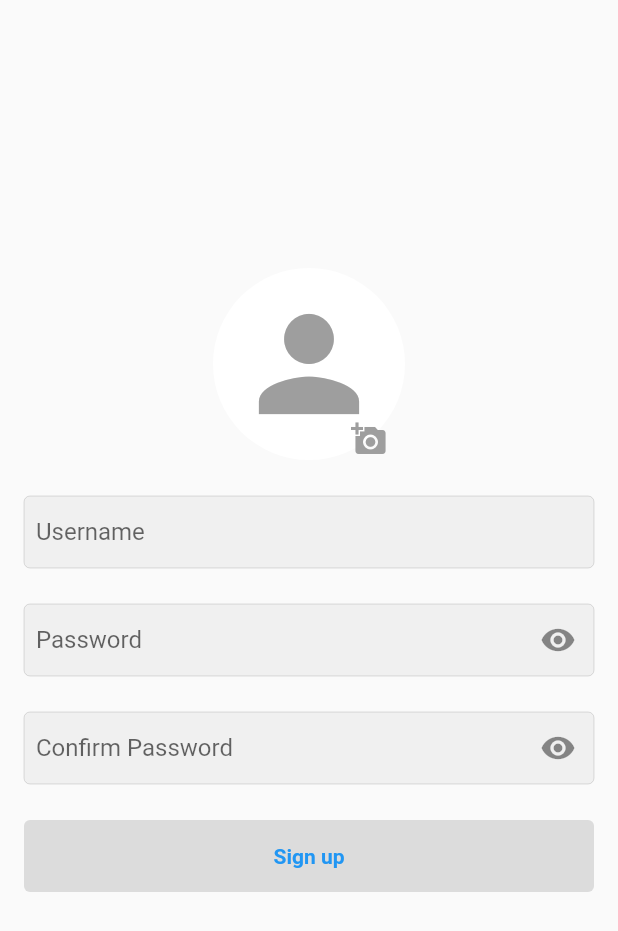
After one commit to huystudyit13/Instagram_clone, a Flutter app: the SignUpForm screen opened directly, after a tap on the "add a photo" icon, on a phone screen of 412 x 824 dp. The commit adds this screen. Shown: the top 931 px of the screen. Run offline on Flutter 3.47's test engine with Material 2 defaults, Android fonts, the phone set to English and light mode, and no system bars; our stand-ins replace flutter_svg, image_picker, intl_phone_number_input, shared_preferences; accounts and stored records are empty; generated files the repository leaves out were written again.

Commit message:
Add sign up form screen

```diff
--- a/Instagram_clone/lib/l10n/app_en.arb
+++ b/Instagram_clone/lib/l10n/app_en.arb
@@ -18,5 +18,8 @@
   "phone": "PHONE",
   "email": "EMAIL",
   "next": "NEXT",
-  "sign_up_info": "You may receive SMS notifications from us for security and login purposes."
+  "sign_up_info": "You may receive SMS notifications from us for security and login purposes.",
+  "username": "Username",
+  "pass_cf": "Confirm Password",
+  "sign_up_btn": "Sign up"
 }
--- a/Instagram_clone/lib/l10n/app_vi.arb
+++ b/Instagram_clone/lib/l10n/app_vi.arb
@@ -18,5 +18,8 @@
   "phone": "SỐ ĐIỆN THOẠI",
   "email": "EMAIL",
   "next": "Tiếp",
-  "sign_up_info": "Chúng tôi có thể gửi thông báo cho bạn qua SMS vì mục đích bảo mật và đăng nhập."
+  "sign_up_info": "Chúng tôi có thể gửi thông báo cho bạn qua SMS vì mục đích bảo mật và đăng nhập.",
+  "username": "Tên người sử dụng",
+  "pass_cf": "Xác nhận mật khẩu",
+  "sign_up_btn": "Đăng ký tài khoản"
 }
--- a/Instagram_clone/lib/main.dart
+++ b/Instagram_clone/lib/main.dart
@@ -3,6 +3,7 @@ import 'package:flutter/material.dart';
 import 'package:flutter_gen/gen_l10n/app_localizations.dart';
 import 'package:instagram_clone/language_controller.dart';
 import 'package:instagram_clone/screen/login.dart';
+import 'package:instagram_clone/screen/sign_up_form.dart';
 import 'package:instagram_clone/screen/sign_up_methods.dart';
 import 'package:instagram_clone/screen/sign_up_options.dart';
 import 'package:instagram_clone/screen/starting_up.dart';
--- /dev/null
+++ b/Instagram_clone/lib/screen/sign_up_form.dart
@@ -0,0 +1,217 @@
+import 'dart:typed_data';
+
+import 'package:flutter/material.dart';
+import 'package:image_picker/image_picker.dart';
+
+import '../language_controller.dart';
+import '../utils.dart';
+
+class SignUpForm extends StatefulWidget {
+  @override
+  _SignUpFormState createState() => _SignUpFormState();
+}
+
+class _SignUpFormState extends State<SignUpForm> {
+  final _usernameController = TextEditingController();
+  final _passwordController = TextEditingController();
+  final _passwordCfController = TextEditingController();
+  Uint8List? _image;
+  bool _isObscure = true;
+  bool _isObscureCF = true;
+  bool user_check = false;
+  bool pass_check = false;
+  bool passCF_check = false;
+
+  @override
+  void dispose() {
+    super.dispose();
+    _passwordController.dispose();
+    _usernameController.dispose();
+    _passwordCfController.dispose();
+  }
+
+  @override
+  void initState() {
+    // TODO: implement initState
+    super.initState();
+    _usernameController.addListener(() {
+      setState(() {
+        user_check = _usernameController.text.isNotEmpty;
+      });
+    });
+    _passwordController.addListener(() {
+      setState(() {
+        pass_check = _passwordController.text.isNotEmpty;
+      });
+    });
+    _passwordCfController.addListener(() {
+      setState(() {
+        passCF_check = _passwordCfController.text.isNotEmpty;
+      });
+    });
+  }
+
+  selectImage() async {
+    Uint8List im = await pickImage(ImageSource.gallery);
+    // set state because we need to display the image we selected on the circle avatar
+    setState(() {
+      _image = im;
+    });
+  }
+
+  @override
+  Widget build(BuildContext context) {
+    return Scaffold(
+      resizeToAvoidBottomInset: false,
+      body: SafeArea(
+        child: Container(
+          padding: const EdgeInsets.symmetric(horizontal: 16),
+          width: double.infinity,
+          child: Column(
+            crossAxisAlignment: CrossAxisAlignment.center,
+            children: [
+              Flexible(
+                child: Container(),
+                flex: 1,
+              ),
+              const SizedBox(
+                height: 64,
+              ),
+              Stack(
+                children: [
+                  _image != null
+                      ? CircleAvatar(
+                          radius: 64,
+                          backgroundImage: MemoryImage(_image!),
+                          backgroundColor: Colors.white,
+                        )
+                      : const CircleAvatar(
+                          radius: 64,
+                          child: Icon(
+                            Icons.person,
+                            size: 100,
+                            color: Colors.grey,
+                          ),
+                          backgroundColor: Colors.white,
+                        ),
+                  Positioned(
+                    bottom: -10,
+                    left: 80,
+                    child: IconButton(
+                      onPressed: selectImage,
+                      icon: const Icon(
+                        Icons.add_a_photo,
+                        color: Colors.grey,
+                      ),
+                    ),
+                  )
+                ],
+              ),
+              const SizedBox(
+                height: 24,
+              ),
+              TextField(
+                controller: _usernameController,
+                decoration: InputDecoration(
+                  hintText: translation(context).username,
+                  border: OutlineInputBorder(
+                    borderSide: Divider.createBorderSide(context),
+                  ),
+                  focusedBorder: OutlineInputBorder(
+                    borderSide: Divider.createBorderSide(context),
+                  ),
+                  enabledBorder: OutlineInputBorder(
+                    borderSide: Divider.createBorderSide(context),
+                  ),
+                  filled: true,
+                  contentPadding: const EdgeInsets.all(8),
+                ),
+              ),
+              const SizedBox(
+                height: 24,
+              ),
+              TextField(
+                obscureText: _isObscure,
+                controller: _passwordController,
+                decoration: InputDecoration(
+                  hintText: translation(context).pass_input_field,
+                  border: OutlineInputBorder(
+                    borderSide: Divider.createBorderSide(context),
+                  ),
+                  focusedBorder: OutlineInputBorder(
+                    borderSide: Divider.createBorderSide(context),
+                  ),
+                  enabledBorder: OutlineInputBorder(
+                    borderSide: Divider.createBorderSide(context),
+                  ),
+                  filled: true,
+                  suffixIcon: IconButton(
+                      icon: Icon(
+                          _isObscure ? Icons.visibility : Icons.visibility_off),
+                      onPressed: () {
+                        setState(() {
+                          _isObscure = !_isObscure;
+                        });
+                      }),
+                  contentPadding: const EdgeInsets.all(8),
+                ),
+              ),
+              const SizedBox(
+                height: 24,
+              ),
+              TextField(
+                obscureText: _isObscureCF,
+                controller: _passwordCfController,
+                decoration: InputDecoration(
+                  hintText: translation(context).pass_cf,
+                  border: OutlineInputBorder(
+                    borderSide: Divider.createBorderSide(context),
+                  ),
+                  focusedBorder: OutlineInputBorder(
+                    borderSide: Divider.createBorderSide(context),
+                  ),
+                  enabledBorder: OutlineInputBorder(
+                    borderSide: Divider.createBorderSide(context),
+                  ),
+                  filled: true,
+                  suffixIcon: IconButton(
+                      icon: Icon(_isObscureCF
+                          ? Icons.visibility
+                          : Icons.visibility_off),
+                      onPressed: () {
+                        setState(() {
+                          _isObscureCF = !_isObscureCF;
+                        });
+                      }),
+                  contentPadding: const EdgeInsets.all(8),
+                ),
+              ),
+              const SizedBox(
+                height: 24,
+              ),
+              SizedBox(
+                  height: 48,
+                  width: double.infinity,
+                  child: ElevatedButton(
+                    style: ElevatedButton.styleFrom(
+                      onSurface: Colors.blue,
+                    ),
+                    onPressed: user_check && pass_check && passCF_check
+                        ? () => {}
+                        : null,
+                    child: Text(
+                      translation(context).sign_up_btn,
+                      style: TextStyle(fontWeight: FontWeight.bold),
+                    ),
+                  )),
+              Flexible(
+                child: Container(),
+                flex: 2,
+              ),
+            ],
+          ),
+        ),
+      ),
+    );
+  }
+}
--- a/Instagram_clone/lib/screen/sign_up_methods.dart
+++ b/Instagram_clone/lib/screen/sign_up_methods.dart
@@ -2,6 +2,7 @@ import 'package:flutter/gestures.dart';
 import 'package:flutter/material.dart';
 import 'package:instagram_clone/language_controller.dart';
 import 'package:instagram_clone/screen/login.dart';
+import 'package:instagram_clone/screen/sign_up_form.dart';
 import 'package:intl_phone_number_input/intl_phone_number_input.dart';
 
 class SignUpMethods extends StatefulWidget {
@@ -16,7 +17,6 @@ class _SignUpMethodsState extends State<SignUpMethods>
   final phone = TextEditingController();
   bool check_phone = false;
   bool check_mail = false;
-  //String initialCountry = 'VN';
   PhoneNumber number = PhoneNumber(isoCode: 'VN');
 
   @override
@@ -46,7 +46,6 @@ class _SignUpMethodsState extends State<SignUpMethods>
   @override
   Widget build(BuildContext context) {
     return Scaffold(
-      //resizeToAvoidBottomInset: false,
       body: SafeArea(
         child: Column(
           mainAxisAlignment: MainAxisAlignment.center,
@@ -125,7 +124,6 @@ class _SignUpMethodsState extends State<SignUpMethods>
                           inputDecoration: InputDecoration(
                             contentPadding:
                                 EdgeInsets.only(bottom: 15, left: 0),
-                            //border: InputBorder.none,
                             hintText: translation(context).phone,
                             hintStyle: TextStyle(
                                 color: Colors.grey.shade500, fontSize: 16),
@@ -159,7 +157,15 @@ class _SignUpMethodsState extends State<SignUpMethods>
                           style: ElevatedButton.styleFrom(
                             onSurface: Colors.blue,
                           ),
-                          onPressed: check_phone ? () => {} : null,
+                          onPressed: check_phone
+                              ? () => {
+                                    Navigator.push(
+                                      context,
+                                      MaterialPageRoute(
+                                          builder: (context) => SignUpForm()),
+                                    ),
+                                  }
+                              : null,
                           child: Text(
                             translation(context).next,
                             style: TextStyle(fontWeight: FontWeight.bold),
@@ -197,7 +203,15 @@ class _SignUpMethodsState extends State<SignUpMethods>
                         style: ElevatedButton.styleFrom(
                           onSurface: Colors.blue,
                         ),
-                        onPressed: check_mail ? () => {} : null,
+                        onPressed: check_mail
+                            ? () => {
+                                  Navigator.push(
+                                    context,
+                                    MaterialPageRoute(
+                                        builder: (context) => SignUpForm()),
+                                  ),
+                                }
+                            : null,
                         child: Text(
                           translation(context).next,
                           style: TextStyle(fontWeight: FontWeight.bold),
--- a/Instagram_clone/lib/screen/starting_up.dart
+++ b/Instagram_clone/lib/screen/starting_up.dart
@@ -12,7 +12,6 @@ class StartingUp extends StatefulWidget {
 class _StartingUpState extends State<StartingUp> {
   @override
   Widget build(BuildContext context) {
-    //context.watch<LanguageController>();
     return Scaffold(
       resizeToAvoidBottomInset: false,
       body: SafeArea(
@@ -86,18 +85,20 @@ class _StartingUpState extends State<StartingUp> {
             height: 48,
             width: double.infinity,
             child: ElevatedButton(
-              onPressed: () {},
-              child: InkWell(
-                  child: Text(translation(context).create_account,
-                      style: TextStyle(
-                          fontWeight: FontWeight.bold, color: Colors.white)),
-                  onTap: () {
+              style: ElevatedButton.styleFrom(
+                onSurface: Colors.blue,
+              ),
+              onPressed:() {
                 Navigator.push(
                   context,
                   MaterialPageRoute(builder: (context) => SignUpOptions()),
                 );
-                  })),
+              },
+              child: Text(
+                translation(context).create_account,
+                style: TextStyle(fontWeight: FontWeight.bold),
               ),
+            )),
         const SizedBox(height: 24),
         InkWell(
             child: Text(
--- /dev/null
+++ b/Instagram_clone/lib/utils.dart
@@ -0,0 +1,12 @@
+
+import 'package:image_picker/image_picker.dart';
+
+// for picking up image from gallery
+pickImage(ImageSource source) async {
+  final ImagePicker _imagePicker = ImagePicker();
+  XFile? _file = await _imagePicker.pickImage(source: source);
+  if (_file != null) {
+    return await _file.readAsBytes();
+  }
+  print('No Image Selected');
+}
--- a/Instagram_clone/pubspec.yaml
+++ b/Instagram_clone/pubspec.yaml
@@ -35,6 +35,7 @@ dependencies:
   intl: ^0.17.0
   shared_preferences: ^2.0.13
   intl_phone_number_input: ^0.7.1
+  image_picker: ^0.8.5+3
 
   # The following adds the Cupertino Icons font to your application.
   # Use with the CupertinoIcons class for iOS style icons.
```
Also changed, not shown: Instagram_clone/lib/screen/login.dart (+7 -6 lines), Instagram_clone/pubspec.lock. Lines whose indentation alone changed are shown as unchanged.
